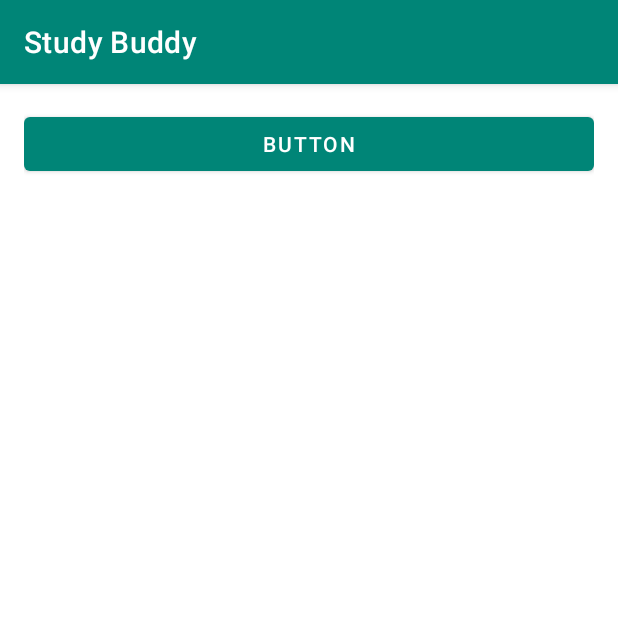
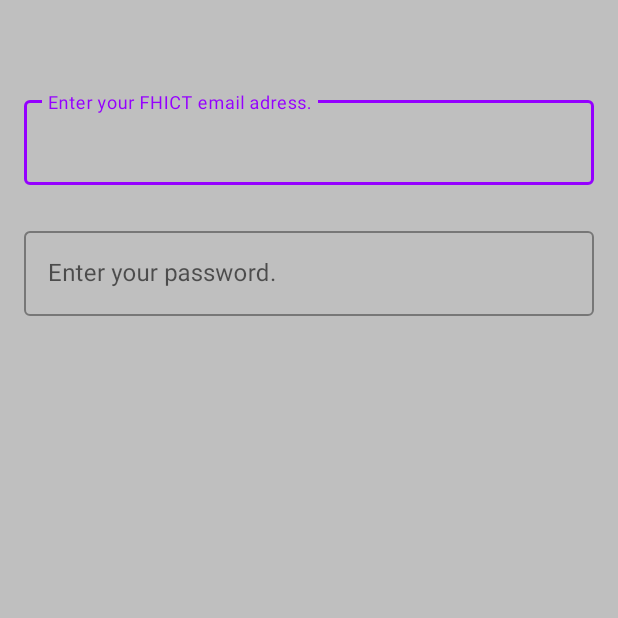
Before and after one commit to aLoneWitness/app-studybuddy, an Android app: the screen it shows after launch (LoginActivity), on a phone screen of 412 x 824 dp, the top half of it. Run offline under Robolectric (Android 15) with nearby library versions, the phone set to English and light mode, and no system bars.

Commit message:
Add basic login screen

```diff
--- a/app/build.gradle
+++ b/app/build.gradle
@@ -33,4 +33,5 @@ dependencies {
     androidTestImplementation 'androidx.test:runner:1.1.1-alpha01'
     androidTestImplementation 'androidx.test.espresso:espresso-core:3.1.1-alpha01'
     implementation 'com.google.android.material:material:1.0.0-beta01'
+    implementation 'androidx.constraintlayout:constraintlayout:1.1.3'
 }
--- a/app/src/main/res/layout/activity_login.xml
+++ b/app/src/main/res/layout/activity_login.xml
@@ -11,9 +11,40 @@
     android:paddingTop="@dimen/activity_vertical_margin"
     android:paddingRight="@dimen/activity_horizontal_margin"
     android:paddingBottom="@dimen/activity_vertical_margin"
-    tools:context=".LoginActivity">
+    tools:context=".LoginActivity"
+    android:background="@color/colorPrimaryLight">
 
     <!-- Login progress -->
+    <com.google.android.material.textfield.TextInputLayout
+        style="@style/Widget.MaterialComponents.TextInputLayout.OutlinedBox"
+        android:layout_width="match_parent"
+        android:layout_height="wrap_content"
+        android:layout_marginTop="45dp">
+
+        <com.google.android.material.textfield.TextInputEditText
+            android:layout_width="match_parent"
+            android:layout_height="wrap_content"
+            android:hint="@string/fhictemail_hint"
+            android:inputType="textEmailAddress" />
+
+
+    </com.google.android.material.textfield.TextInputLayout>
+
+    <com.google.android.material.textfield.TextInputLayout
+        style="@style/Widget.MaterialComponents.TextInputLayout.OutlinedBox"
+        android:layout_width="match_parent"
+        android:layout_height="wrap_content"
+        android:layout_marginTop="25dp">
+
+        <com.google.android.material.textfield.TextInputEditText
+            android:layout_width="match_parent"
+            android:layout_height="wrap_content"
+            android:hint="@string/fhictpassword_hint"
+            android:inputType="textPassword" />
+
+
+    </com.google.android.material.textfield.TextInputLayout>
+
     <ProgressBar
         android:id="@+id/login_progress"
         style="?android:attr/progressBarStyleLarge"
@@ -22,10 +53,7 @@
         android:layout_marginBottom="8dp"
         android:visibility="gone" />
 
-    <Button
-        android:id="@+id/button"
-        android:layout_width="match_parent"
-        android:layout_height="wrap_content"
-        android:text="Button" />
+
+    <!-- Username Input -->
 
 </LinearLayout>
--- a/app/src/main/res/values/colors.xml
+++ b/app/src/main/res/values/colors.xml
@@ -1,6 +1,7 @@
 <?xml version="1.0" encoding="utf-8"?>
 <resources>
-    <color name="colorPrimary">#008577</color>
-    <color name="colorPrimaryDark">#00574B</color>
-    <color name="colorAccent">#D81B60</color>
+    <color name="colorPrimary">#9500ff</color>
+    <color name="colorPrimaryDark">#6d00ba</color>
+    <color name="colorAccent">#dadada</color>
+    <color name="colorPrimaryLight">#bfbfbf</color>
 </resources>
--- a/app/src/main/res/values/strings.xml
+++ b/app/src/main/res/values/strings.xml
@@ -12,4 +12,6 @@
     <string name="permission_rationale">"Contacts permissions are needed for providing email
         completions."
     </string>
+    <string name="fhictemail_hint">Enter your FHICT email adress.</string>
+    <string name="fhictpassword_hint">Enter your password.</string>
 </resources>
--- a/app/src/main/res/values/styles.xml
+++ b/app/src/main/res/values/styles.xml
@@ -1,7 +1,7 @@
 <resources>
 
 <!-- Base application theme. -->
-<style name="AppTheme" parent="Theme.MaterialComponents.Light.DarkActionBar">
+<style name="AppTheme" parent="Theme.MaterialComponents.Light.NoActionBar">
     <!-- Customize your theme here. -->
     <item name="colorPrimary">@color/colorPrimary</item>
     <item name="colorPrimaryDark">@color/colorPrimaryDark</item>
```
